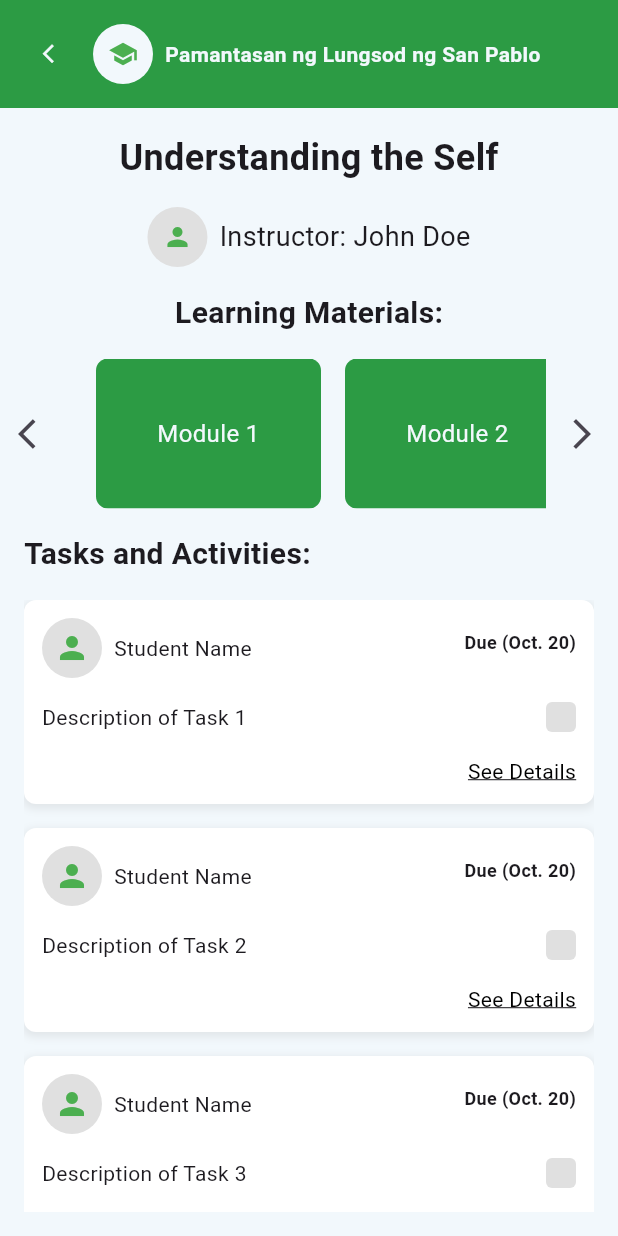
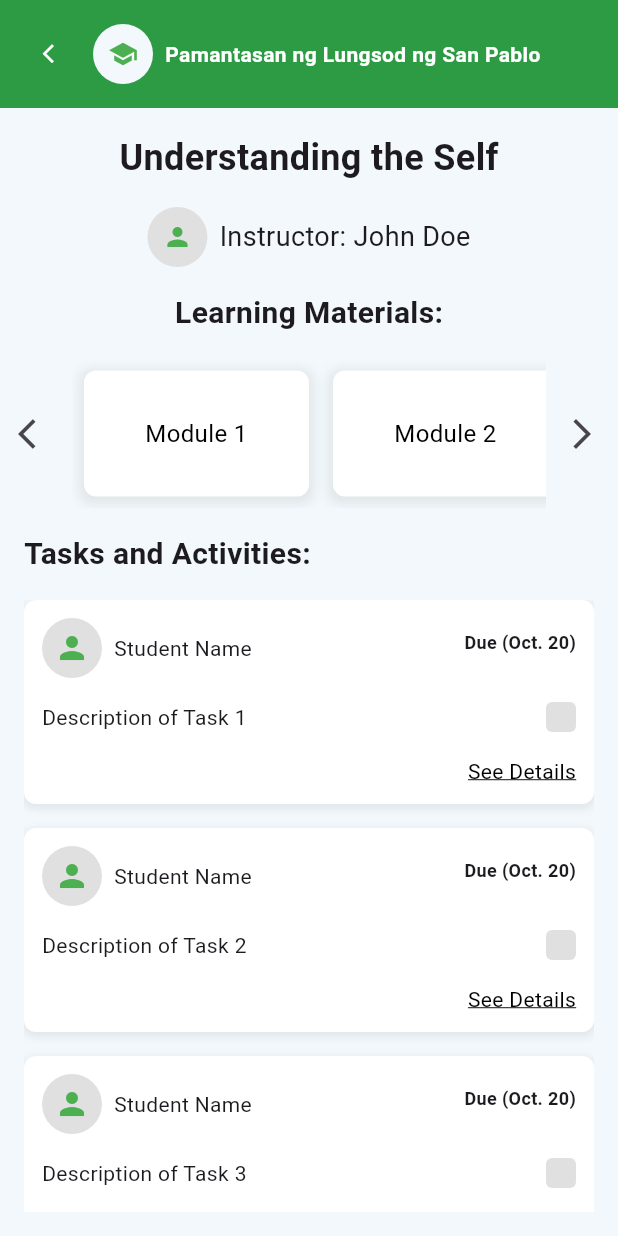
Before and after one commit to Alexis12119/SaliSeek, a Flutter app: the StudentDashboard screen opened directly, after a tap on "Understanding the Self", on a phone screen of 412 x 824 dp. Run offline on Flutter 3.47's test engine with Material 3 defaults, Android fonts, the phone set to English and light mode, and no system bars.

Commit message:
feat(theme): update it.

```diff
--- a/lib/main.dart
+++ b/lib/main.dart
@@ -130,7 +130,7 @@ class _LoginPageState extends State<LoginPage> {
               style: TextStyle(
                 fontSize: fontSize,
                 fontWeight: FontWeight.bold,
-                color: const Color(0xFFF2F8FC),
+                color: Colors.white,
               ),
               maxLines: 1, // Restrict to one line
               overflow: TextOverflow.ellipsis, // Add ellipsis if text overflows
@@ -271,13 +271,13 @@ class StudentDashboardState extends State<StudentDashboard> {
                 style: TextStyle(
                   fontSize: fontSize,
                   fontWeight: FontWeight.bold,
-                  color: const Color(0xFFF2F8FC),
+                  color: Colors.white,
                 ),
               ),
             ],
           ),
           IconButton(
-            icon: const Icon(Icons.logout, color: Color(0xFFF2F8FC)),
+            icon: const Icon(Icons.logout, color: Colors.white),
             onPressed: () {
               // Show confirmation dialog before logging out
               showDialog(
@@ -437,12 +437,20 @@ class SemesterTile extends StatelessWidget {
   @override
   Widget build(BuildContext context) {
     return Padding(
-      padding: const EdgeInsets.only(left: 16.0),
+      padding: const EdgeInsets.only(left: 8.0, right: 8.0, top: 8.0, bottom: 8.0),
       child: Container(
         width: 150,
         decoration: BoxDecoration(
-          color: const Color(0xFF2C9B44),
+          color: Colors.white,
           borderRadius: BorderRadius.circular(8.0),
+          boxShadow: [
+            BoxShadow(
+              color: Colors.grey.withOpacity(0.2),
+              spreadRadius: 3,
+              blurRadius: 6,
+              offset: const Offset(0, 2),
+            ),
+          ],
         ),
         child: Center(
           child: Padding(
@@ -451,7 +459,7 @@ class SemesterTile extends StatelessWidget {
               title,
               textAlign: TextAlign.center,
               style: const TextStyle(
-                color: Color(0xFFF2F8FC),
+                color: Colors.black,
                 fontSize: 16.0,
               ),
             ),
@@ -534,8 +542,7 @@ class ViewGradeDetails extends StatelessWidget {
           // Back button
           IconButton(
             icon: Icon(Icons.arrow_back_ios,
-                color: const Color(0xFFF2F8FC),
-                size: iconSize), // Responsive icon size
+                color: Colors.white, size: iconSize), // Responsive icon size
             onPressed: () {
               Navigator.pop(context); // Go back to the previous screen
             },
@@ -546,9 +553,11 @@ class ViewGradeDetails extends StatelessWidget {
           CircleAvatar(
             radius: logoIconSize, // Responsive avatar size
             backgroundColor: const Color(0xFFF2F8FC),
-            child: Icon(Icons.school,
-                size: logoIconSize,
-                color: const Color(0xFF2C9B44)), // Responsive icon size
+            child: Icon(
+              Icons.school,
+              size: logoIconSize,
+              color: Colors.green, // Responsive icon size
+            ),
           ),
           SizedBox(
               width: screenWidth < 600 ? 12.0 : 16.0), // Responsive spacing
@@ -560,7 +569,7 @@ class ViewGradeDetails extends StatelessWidget {
               style: TextStyle(
                 fontSize: fontSize, // Responsive font size
                 fontWeight: FontWeight.bold,
-                color: const Color(0xFFF2F8FC),
+                color: Colors.white,
               ),
               overflow: TextOverflow.ellipsis, // Handles text overflow
             ),
@@ -930,7 +939,7 @@ class CourseDetails extends StatelessWidget {
             padding: EdgeInsets.all(iconPadding),
             child: IconButton(
               iconSize: iconSize,
-              icon: const Icon(Icons.arrow_back_ios, color: Color(0xFFF2F8FC)),
+              icon: const Icon(Icons.arrow_back_ios, color: Colors.white),
               onPressed: () {
                 Navigator.pop(context);
               },
@@ -949,7 +958,7 @@ class CourseDetails extends StatelessWidget {
               style: TextStyle(
                 fontSize: fontSize,
                 fontWeight: FontWeight.bold,
-                color: const Color(0xFFF2F8FC),
+                color: Colors.white,
               ),
               overflow: TextOverflow.ellipsis,
             ),
@@ -991,9 +1000,9 @@ class _DetailsPageState extends State<DetailsPage> {
                     borderRadius: BorderRadius.circular(12.0),
                     boxShadow: [
                       BoxShadow(
-                        color: Colors.grey.withOpacity(0.1),
-                        spreadRadius: 1,
-                        blurRadius: 10,
+                        color: Colors.grey.withOpacity(0.5),
+                        spreadRadius: 5,
+                        blurRadius: 7,
                         offset: const Offset(0, 2),
                       ),
                     ],
@@ -1076,6 +1085,7 @@ class _DetailsPageState extends State<DetailsPage> {
                           InkWell(
                             onTap: _isUploading ? null : _handleFileUpload,
                             child: Container(
+                              width: double.infinity,
                               padding: const EdgeInsets.all(20.0),
                               decoration: BoxDecoration(
                                 border: Border.all(
@@ -1130,7 +1140,7 @@ class _DetailsPageState extends State<DetailsPage> {
                                   );
                                 },
                                 style: ElevatedButton.styleFrom(
-                                  backgroundColor: const Color(0xFF2C9B44),
+                                  backgroundColor: const Color(0xFFF2F8FC),
                                   padding: const EdgeInsets.symmetric(
                                       vertical: 16.0),
                                   shape: RoundedRectangleBorder(
@@ -1295,7 +1305,7 @@ class _DetailsPageState extends State<DetailsPage> {
             padding: EdgeInsets.all(iconPadding),
             child: IconButton(
               iconSize: iconSize,
-              icon: const Icon(Icons.arrow_back_ios, color: Color(0xFFF2F8FC)),
+              icon: const Icon(Icons.arrow_back_ios, color: Colors.white),
               onPressed: () {
                 Navigator.pop(context);
               },
@@ -1314,7 +1324,7 @@ class _DetailsPageState extends State<DetailsPage> {
               style: TextStyle(
                 fontSize: fontSize,
                 fontWeight: FontWeight.bold,
-                color: const Color(0xFFF2F8FC),
+                color: Colors.white,
               ),
               overflow: TextOverflow.ellipsis,
             ),
```
